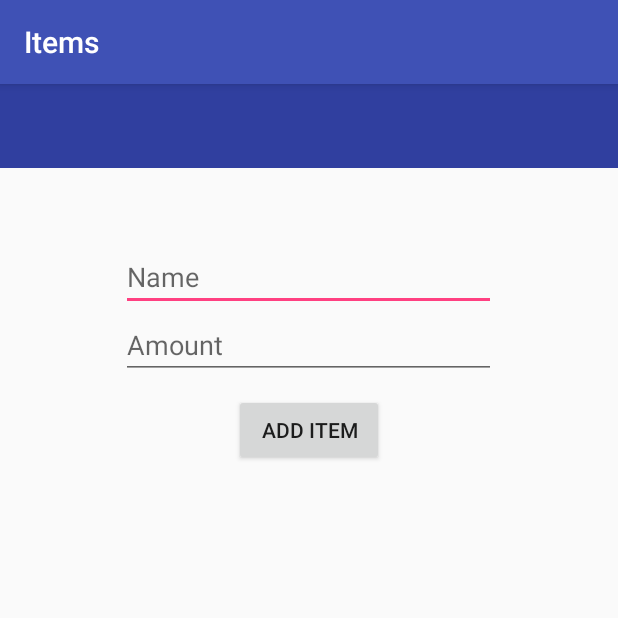
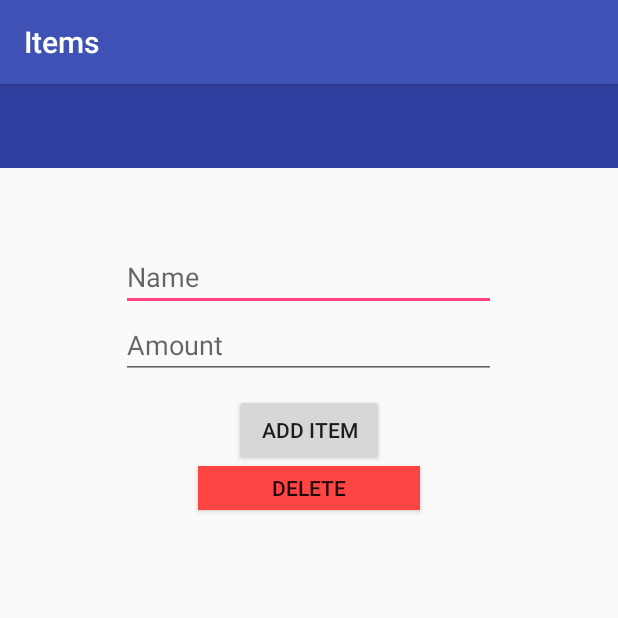
Before and after one commit to nicolasheady/budgetapp, an Android app: the fragment RecurringFragment placed in its activity, after a tap on an icon or button, on a phone screen of 412 x 824 dp, the top half of it. Run offline under Robolectric (Android 15) with nearby library versions, the phone set to English and light mode, and no system bars; libraries missing offline, so code that uses them is left out: com.firebase.client; 5 statements that could not run were skipped.

Commit message:
Began working on ability to edit and add SUB ITEMS of recurring categories. Trying to figure out how to communicate from a double nested fragment back to a previous activity

```diff
--- a/app/src/main/java/edu/gvsu/cis/headyn/budgetapplaptop/AddItemActivity.java
+++ b/app/src/main/java/edu/gvsu/cis/headyn/budgetapplaptop/AddItemActivity.java
@@ -20,10 +20,18 @@ import android.widget.Toast;
 
 public class AddItemActivity extends ActionBarActivity {
 
+    OnHeadlineSelectedListener mCallback;
+
+    // Container Activity must implement this interface
+    public interface OnHeadlineSelectedListener {
+        public void onArticleSelected(int position);
+    }
+
     //private DBHelper myDb;
     private EditText name;
     private EditText amount;
     private Button setButton;
+    private Button deleteButton;
     private int position;
 
     @Override
@@ -48,6 +56,7 @@ public class AddItemActivity extends ActionBarActivity {
         this.name = (EditText) findViewById(R.id.name);
         this.amount = (EditText) findViewById(R.id.amount);
         this.setButton = (Button) findViewById(R.id.addButton);
+        this.deleteButton = (Button) findViewById(R.id.deleteButton);
 
         Intent previous = getIntent();
 
@@ -62,6 +71,7 @@ public class AddItemActivity extends ActionBarActivity {
 
     public void onClick(View v) {
 
+        if (v == setButton) {
             EditText nameView = (EditText) findViewById(R.id.name);
             EditText amountView = (EditText) findViewById(R.id.amount);
 
@@ -74,6 +84,16 @@ public class AddItemActivity extends ActionBarActivity {
             answer.putExtra("amount", amount);
             answer.putExtra("Position", position);
             setResult (RESULT_OK, answer); // pass the result to the caller of this activity
+
+        } else if (v == deleteButton) {
+
+
+        }
+
+        //What if statement to put this under?
+        MainActivity.SaveUtility saver = new MainActivity.SaveUtility();
+        saver.saveNewTransaction();
+
 
 
         Context context = getApplicationContext();
--- a/app/src/main/java/edu/gvsu/cis/headyn/budgetapplaptop/MainActivity.java
+++ b/app/src/main/java/edu/gvsu/cis/headyn/budgetapplaptop/MainActivity.java
@@ -26,7 +26,9 @@ import com.firebase.client.ValueEventListener;
 
 import java.util.ArrayList;
 import java.util.Arrays;
+import java.util.HashMap;
 import java.util.List;
+import java.util.Map;
 
 import edu.gvsu.cis.headyn.budgetapplaptop.fragments.DailyFragment;
 import edu.gvsu.cis.headyn.budgetapplaptop.fragments.RecurringFragment;
@@ -65,21 +67,6 @@ public class MainActivity extends AppCompatActivity
 
         currentFragment = "Daily";
 
-        // If returning from Recurring fragment, we update category
-        // with new name and amount
-        if (getIntent() != null) {
-            Intent fromRecur = getIntent();
-            String catName = fromRecur.getStringExtra("catName");
-            double catAmount = fromRecur.getDoubleExtra("catAmount", 0.0);
-            int listPosition = fromRecur.getIntExtra("listPosition", 0);
-
-            System.out.println("Cat Name-------: " + catName);
-            System.out.println("Cat Amount-------: " + catAmount);
-            System.out.println("List Position-------: " + listPosition);
-
-            changeRecurring(listPosition, catAmount, catName);
-        }
-
         if (prefs.contains("Daily_Exps")) {
             dailyTraxs.dailyItems = getDaily();
         }
@@ -104,7 +91,7 @@ public class MainActivity extends AppCompatActivity
         navigationView.setNavigationItemSelectedListener(this);
 
         // Opens daily expenses on app launch
-        if (getIntent().getStringExtra("catName") == null) {
+        if (!prefs.contains("Recur_Edit_Position")) {
             Fragment fragment = new DailyFragment();
             FragmentManager fragmentManager = getFragmentManager();
             fragmentManager.beginTransaction()
@@ -129,6 +116,44 @@ public class MainActivity extends AppCompatActivity
             }
 
         });
+    }
+
+    @Override
+    protected void onResume() {
+
+        System.out.println("PRINTINT ALL MAP ENTRIES::::::::");
+        Map<String, RecurringTransactions.RecurringItem> map = recurringTraxs.ITEM_MAP;
+        for (Map.Entry<String,RecurringTransactions.RecurringItem> entry : map.entrySet()) {
+            String key = entry.getKey();
+           // String value = entry.getValue();
+            System.out.println(key);
+        }
+
+        System.out.println("onResume called!");
+
+        if (prefs.contains("Recur_Edit_Position")) {
+
+            System.out.println("onResume: Prefs DOES contain Recur_Edit_Position!");
+
+            int position = prefs.getInt("Recur_Edit_Position", 0);
+            String catName = prefs.getString("Recur_Edit_Name", "Category");
+            double catAmount = Double.longBitsToDouble(prefs.getLong("Recur_Edit_Amount", 0));
+
+            System.out.println("Name : " + catName);
+            System.out.println("Amount : " + catAmount);
+            System.out.println("List Position : " + position);
+
+            changeRecurring(position, catAmount, catName);
+        }
+
+        SharedPreferences.Editor ped = prefs.edit();
+        ped.remove("Recur_Edit_Position");
+        ped.remove("Recur_Edit_Name");
+        ped.remove("Recur_Edit_Amount");
+        ped.commit();
+
+        super.onResume();
+
     }
 
     @Override
@@ -297,8 +322,9 @@ public class MainActivity extends AppCompatActivity
             String itemName = prefs.getString("daily_" + k, null);
             double itemAmount = Double.longBitsToDouble(prefs.getLong("daily_amount_" + k, 0));
 
-            DailyTransactions.DailyItem item = new DailyTransactions.DailyItem(itemName, itemAmount);
-            dailyExps.add(item);
+            dailyTraxs.createDailyItem(itemName, itemAmount);
+            //DailyTransactions.DailyItem item = new DailyTransactions.DailyItem(itemName, itemAmount);
+            //dailyExps.add(item);
         }
         return dailyExps;
     }
@@ -359,4 +385,17 @@ public class MainActivity extends AppCompatActivity
 
         return recurringExps;
     }
+
+    public static class SaveUtility {
+
+        public RecurringTransactions recurringTraxs;
+
+        public SaveUtility() {
+            recurringTraxs = new RecurringTransactions();
+        }
+
+        public static void saveNewTransaction() {
+
+        }
+    }
 }
--- a/app/src/main/java/edu/gvsu/cis/headyn/budgetapplaptop/fragments/DailyFragment.java
+++ b/app/src/main/java/edu/gvsu/cis/headyn/budgetapplaptop/fragments/DailyFragment.java
@@ -52,6 +52,8 @@ public class DailyFragment extends Fragment {
         }
         return myView;
     }
+
+
 
     private void setupRecyclerView(@NonNull RecyclerView recyclerView) {
         recyclerView.setAdapter(new SimpleItemRecyclerViewAdapter(DailyTransactions.dailyItems));
--- a/app/src/main/java/edu/gvsu/cis/headyn/budgetapplaptop/fragments/RecurringFragment.java
+++ b/app/src/main/java/edu/gvsu/cis/headyn/budgetapplaptop/fragments/RecurringFragment.java
@@ -30,6 +30,7 @@ public class RecurringFragment extends Fragment {
 
     private boolean mTwoPane;
     private  double totalAmount;
+    private View recyclerView;
 
     public RecurringFragment(){}
 
@@ -37,7 +38,7 @@ public class RecurringFragment extends Fragment {
 
         View myView = inflater.inflate(R.layout.fragment_recurring, container, false);
 
-        View recyclerView = myView.findViewById(R.id.recurring_item_list);
+        recyclerView = myView.findViewById(R.id.recurring_item_list);
         assert recyclerView != null;
         setupRecyclerView((RecyclerView) recyclerView);
 
@@ -49,6 +50,15 @@ public class RecurringFragment extends Fragment {
             mTwoPane = true;
         }
         return myView;
+    }
+
+    @Override
+    public void onResume() {
+        super.onResume();
+
+        // Refreshes recyclerView for changes to category
+        assert recyclerView != null;
+        setupRecyclerView((RecyclerView) recyclerView);
     }
 
     private void setupRecyclerView(@NonNull RecyclerView recyclerView) {
--- a/app/src/main/res/layout/activity_add_item.xml
+++ b/app/src/main/res/layout/activity_add_item.xml
@@ -41,6 +41,14 @@
             android:text="Add Item"
             android:id="@+id/addButton" />
 
+        <Button
+            android:layout_width="148dp"
+            android:layout_height="29dp"
+            android:text="DELETE"
+            android:id="@+id/deleteButton"
+            android:layout_gravity="center_horizontal"
+            android:background="@android:color/holo_red_light" />
+
     </LinearLayout>
 
 </LinearLayout>
```
Also changed, not shown: app/src/main/java/edu/gvsu/cis/headyn/budgetapplaptop/ItemDetailActivity.java (+7 -16 lines), app/src/main/java/edu/gvsu/cis/headyn/budgetapplaptop/ItemDetailFragment.java (+22 -9 lines). Lines whose indentation alone changed are shown as unchanged.
